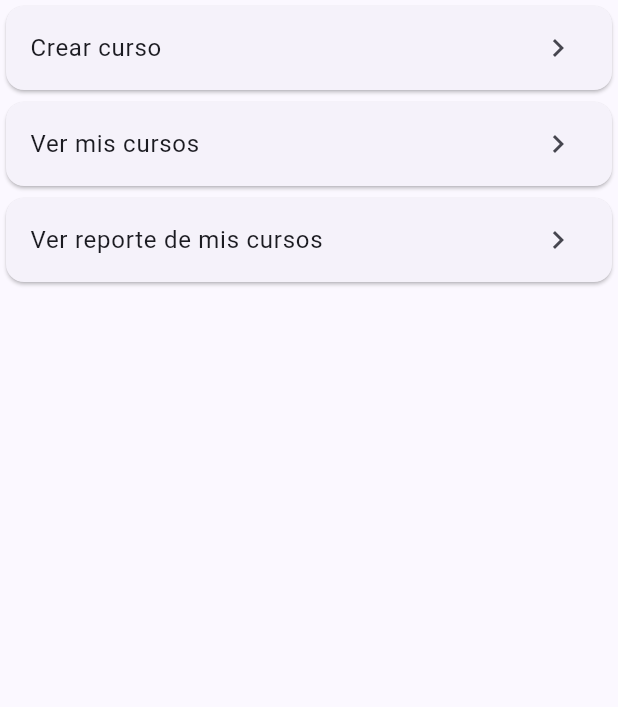
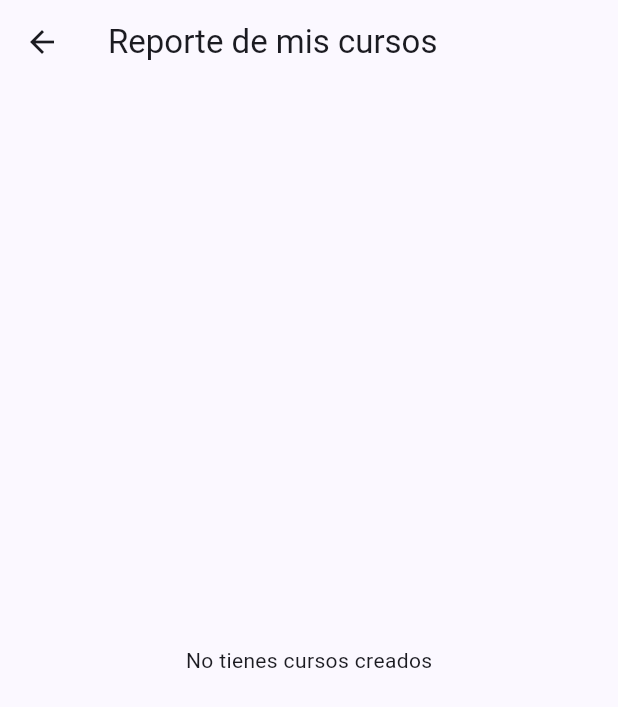
Before and after one commit to justineban/Student-Eval-App, a Flutter app: the _ActionList widget shown alone on an empty page, opened directly, after a tap on "Ver reporte de mis cursos", on a phone screen of 412 x 824 dp. Shown: the top 707 px of the screen. Run offline on Flutter 3.47's test engine with Material 3 defaults, Android fonts, the phone set to English and light mode, and no system bars; our stand-ins replace get, hive, hive_flutter; accounts and stored records are empty.

Commit message:
Reports implemented

```diff
--- a/lib/features/home/ui/controllers/home_controller.dart
+++ b/lib/features/home/ui/controllers/home_controller.dart
@@ -8,6 +8,7 @@ import '../../../courses/ui/pages/enrolled_courses_page.dart';
 import '../../../groups/ui/pages/my_groups_page.dart';
 import '../../../grades/ui/pages/my_grades_page.dart';
 import '../../../activities/ui/pages/my_activities_page.dart';
+import '../../../reports/ui/pages/teacher_courses_report_page.dart';
 
 /// HomeController orchestrates high-level navigation intents (placeholder for now).
 class HomeController extends GetxController {
@@ -47,6 +48,10 @@ class HomeController extends GetxController {
     Get.to(() => const MyActivitiesPage());
   }
 
+  void goToTeacherCoursesReport() {
+    Get.to(() => const TeacherCoursesReportPage());
+  }
+
   Future<void> logout() async {
     await authController.logout();
     Get.offAll(() => const LoginPage());
--- a/lib/features/home/ui/pages/home_page.dart
+++ b/lib/features/home/ui/pages/home_page.dart
@@ -42,7 +42,7 @@ class HomePage extends StatelessWidget {
               _ActionList(actions: const [
                 _ActionItem(label: 'Crear curso', actionKey: 'create_course'),
                 _ActionItem(label: 'Ver mis cursos', actionKey: 'list_courses'),
-                _ActionItem(label: 'Ver reporte de mis cursos'),
+                _ActionItem(label: 'Ver reporte de mis cursos', actionKey: 'teacher_courses_report'),
               ]),
               const SizedBox(height: 24),
               _SectionTitle('Módulo de estudiantes'),
@@ -114,6 +114,9 @@ class _ActionList extends StatelessWidget {
                       case 'my_activities':
                         home.goToMyActivities();
                         break;
+                      case 'teacher_courses_report':
+                        home.goToTeacherCoursesReport();
+                        break;
                       default:
                         // otros aun no implementados
                         break;
--- /dev/null
+++ b/lib/features/reports/ui/pages/teacher_courses_report_page.dart
@@ -0,0 +1,77 @@
+import 'package:flutter/material.dart';
+import 'package:get/get.dart';
+import '../../../auth/ui/controllers/auth_controller.dart';
+import '../../../courses/ui/controllers/course_controller.dart';
+import '../../../courses/domain/models/course_model.dart';
+import 'course_report_page.dart';
+
+class TeacherCoursesReportPage extends StatefulWidget {
+  const TeacherCoursesReportPage({super.key});
+
+  @override
+  State<TeacherCoursesReportPage> createState() => _TeacherCoursesReportPageState();
+}
+
+class _TeacherCoursesReportPageState extends State<TeacherCoursesReportPage> {
+  late final CourseController _courseCtrl;
+  late final AuthController _auth;
+
+  @override
+  void initState() {
+    super.initState();
+    _auth = Get.find<AuthController>();
+    if (!Get.isRegistered<CourseController>()) {
+      Get.put(
+        CourseController(
+          createCourseUseCase: Get.find(),
+          getTeacherCoursesUseCase: Get.find(),
+          inviteStudentUseCase: Get.find(),
+          updateCourseUseCase: Get.find(),
+          deleteCourseUseCase: Get.find(),
+        ),
+        permanent: true,
+      );
+    }
+    _courseCtrl = Get.find<CourseController>();
+    final tid = _auth.currentUser.value?.id;
+    if (tid != null) {
+      _courseCtrl.loadTeacherCourses(tid);
+    }
+  }
+
+  @override
+  Widget build(BuildContext context) {
+    return Scaffold(
+      appBar: AppBar(title: const Text('Reporte de mis cursos')),
+      body: Obx(() {
+        final loading = _courseCtrl.loading.value;
+        final courses = _courseCtrl.courses;
+        if (loading) return const Center(child: CircularProgressIndicator());
+        if (courses.isEmpty) return const Center(child: Text('No tienes cursos creados'));
+        return ListView.separated(
+          padding: const EdgeInsets.all(16),
+          itemCount: courses.length,
+          separatorBuilder: (_, __) => const SizedBox(height: 12),
+          itemBuilder: (context, index) {
+            final c = courses[index];
+            return Card(
+              child: ListTile(
+                title: Text(c.name),
+                subtitle: Text(c.description, maxLines: 2, overflow: TextOverflow.ellipsis),
+                trailing: OutlinedButton.icon(
+                  onPressed: () => _openCourseReport(c),
+                  icon: const Icon(Icons.table_view_outlined),
+                  label: const Text('Ver notas'),
+                ),
+              ),
+            );
+          },
+        );
+      }),
+    );
+  }
+
+  void _openCourseReport(CourseModel c) {
+    Get.to(() => CourseReportPage(course: c));
+  }
+}
```
Also changed, not shown: lib/features/reports/ui/pages/course_report_page.dart (added, +229 -0 lines).
